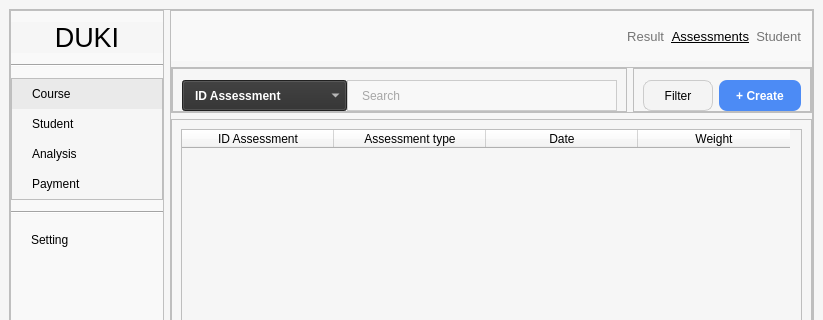
Before: the Qt Designer form ui/course_assessment.ui in Khiem2112/course-management-ml, drawn with Qt 5; both pictures show x 0 to 823 and y 0 to 320 of the 823 by 614 pixel window.
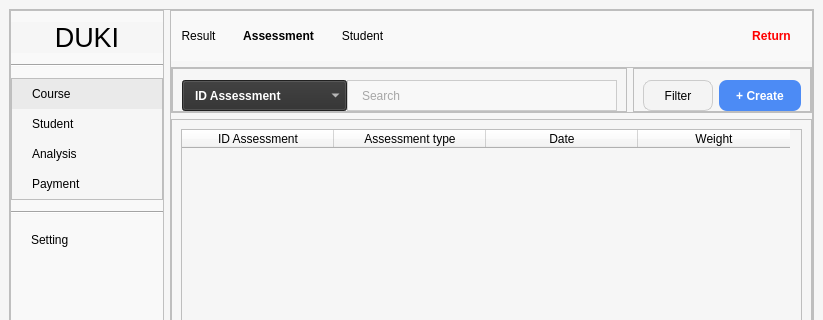
After: the same form once the commit is applied.

Commit message: Paginatuon logic inside each course  page's menubar

Diff of the .ui file:
```diff
--- a/ui/course_assessment.ui
+++ b/ui/course_assessment.ui
@@ -31,6 +31,37 @@
     color: black;
 }
 
+#header_result,
+#header_assessment,
+#header_student {
+
+border: none;
+padding: 5px 10px;
+}
+
+#header_assessment {
+
+background-color: #4C8BF5; /* A vibrant blue (matches existing create button) */
+    
+    /* Ensure it overrides the basic button style from the common rule */
+    border: none;
+    padding: 5px 10px;
+    
+    /* Optional visual flair */
+    border-radius: 4px; 
+    font-weight: bold;
+}
+
+
+#header_return {
+
+background-color: black;
+color: red;
+border: none;
+padding: 5px 10px;
+font-weight:bold;
+}
+
 #menu_analysis,
 #menu_course,
 #menu_payment,
@@ -446,6 +477,27 @@
              <property name="bottomMargin">
               <number>0</number>
              </property>
+             <item>
+              <widget class="QPushButton" name="header_result">
+               <property name="text">
+                <string>Result</string>
+               </property>
+              </widget>
+             </item>
+             <item>
+              <widget class="QPushButton" name="header_assessment">
+               <property name="text">
+                <string>Assessment</string>
+               </property>
+              </widget>
+             </item>
+             <item>
+              <widget class="QPushButton" name="header_student">
+               <property name="text">
+                <string>Student</string>
+               </property>
+              </widget>
+             </item>
              <item>
               <spacer name="horizontalSpacer_5">
                <property name="orientation">
@@ -460,58 +512,9 @@
               </spacer>
              </item>
              <item>
-              <widget class="QLabel" name="header_result">
-               <property name="font">
-                <font>
-                 <pointsize>10</pointsize>
-                </font>
-               </property>
-               <property name="styleSheet">
-                <string notr="true">color:#757575</string>
-               </property>
+              <widget class="QPushButton" name="header_return">
                <property name="text">
-                <string>Result</string>
-               </property>
-               <property name="alignment">
-                <set>Qt::AlignRight|Qt::AlignTrailing|Qt::AlignVCenter</set>
-               </property>
-              </widget>
-             </item>
-             <item>
-              <widget class="QLabel" name="header_assessment">
-               <property name="font">
-                <font>
-                 <pointsize>10</pointsize>
-                 <underline>true</underline>
-                </font>
-               </property>
-               <property name="styleSheet">
-                <string notr="true">color: black</string>
-               </property>
-               <property name="text">
-                <string>Assessments</string>
-               </property>
-               <property name="alignment">
-                <set>Qt::AlignRight|Qt::AlignTrailing|Qt::AlignVCenter</set>
-               </property>
-              </widget>
-             </item>
-             <item>
-              <widget class="QLabel" name="header_student">
-               <property name="font">
-                <font>
-                 <pointsize>10</pointsize>
-                 <underline>false</underline>
-                </font>
-               </property>
-               <property name="styleSheet">
-                <string notr="true">color:#757575</string>
-               </property>
-               <property name="text">
-                <string>Student</string>
-               </property>
-               <property name="alignment">
-                <set>Qt::AlignRight|Qt::AlignTrailing|Qt::AlignVCenter</set>
+                <string>Return</string>
                </property>
               </widget>
              </item>
```
The commit also changes 9 other files.
